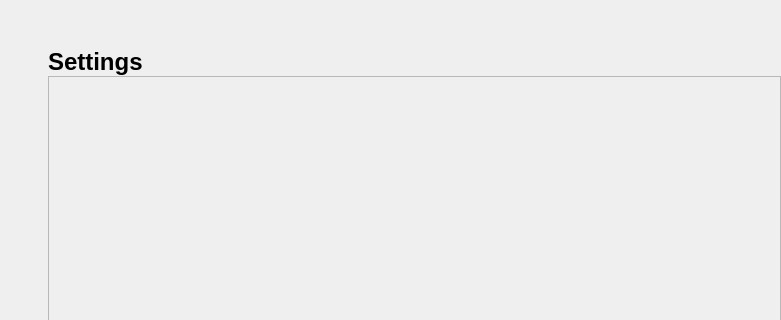
This is gui/pages/pages.ui in BrunoVieira003/SimpleTexture as Qt 5 draws it before an edit; both pictures show x 0 to 781 and y 0 to 320 of the 781 by 624 pixel window. The edited form follows.
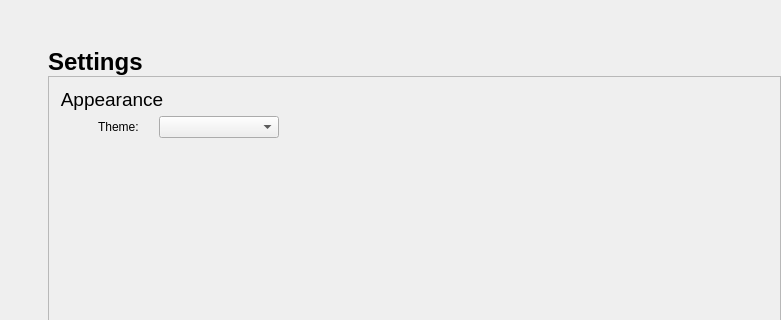
This is the edited form. The open tabs and pages were chosen to show the change.

Commit message:
Add theme picker
Theme can now be selected by the user via a ComboBox.

```diff
--- a/gui/pages/pages.ui
+++ b/gui/pages/pages.ui
@@ -115,11 +115,132 @@
        <enum>QFrame::Raised</enum>
       </property>
       <layout class="QVBoxLayout" name="verticalLayout_5">
+       <item>
+        <widget class="QGroupBox" name="appearance">
+         <property name="sizePolicy">
+          <sizepolicy hsizetype="Preferred" vsizetype="Maximum">
+           <horstretch>0</horstretch>
+           <verstretch>0</verstretch>
+          </sizepolicy>
+         </property>
+         <property name="minimumSize">
+          <size>
+           <width>0</width>
+           <height>0</height>
+          </size>
+         </property>
+         <property name="font">
+          <font>
+           <pointsize>14</pointsize>
+          </font>
+         </property>
+         <property name="styleSheet">
+          <string notr="true">QGroupBox{
+border: none;
+}</string>
+         </property>
+         <property name="title">
+          <string>Appearance</string>
+         </property>
+         <property name="alignment">
+          <set>Qt::AlignLeading|Qt::AlignLeft|Qt::AlignVCenter</set>
+         </property>
+         <property name="flat">
+          <bool>true</bool>
+         </property>
+         <layout class="QFormLayout" name="formLayout">
+          <property name="fieldGrowthPolicy">
+           <enum>QFormLayout::FieldsStayAtSizeHint</enum>
+          </property>
+          <property name="rowWrapPolicy">
+           <enum>QFormLayout::WrapLongRows</enum>
+          </property>
+          <property name="formAlignment">
+           <set>Qt::AlignLeading|Qt::AlignLeft|Qt::AlignVCenter</set>
+          </property>
+          <property name="horizontalSpacing">
+           <number>20</number>
+          </property>
+          <property name="verticalSpacing">
+           <number>20</number>
+          </property>
+          <property name="leftMargin">
+           <number>40</number>
+          </property>
+          <property name="topMargin">
+           <number>30</number>
+          </property>
+          <property name="rightMargin">
+           <number>0</number>
+          </property>
+          <property name="bottomMargin">
+           <number>0</number>
+          </property>
+          <item row="0" column="0">
+           <widget class="QLabel" name="label">
+            <property name="font">
+             <font>
+              <pointsize>9</pointsize>
+             </font>
+            </property>
+            <property name="text">
+             <string>Theme:</string>
+            </property>
+           </widget>
+          </item>
+          <item row="0" column="1">
+           <widget class="QComboBox" name="themes">
+            <property name="sizePolicy">
+             <sizepolicy hsizetype="Preferred" vsizetype="Fixed">
+              <horstretch>0</horstretch>
+              <verstretch>0</verstretch>
+             </sizepolicy>
+            </property>
+            <property name="minimumSize">
+             <size>
+              <width>120</width>
+              <height>0</height>
+             </size>
+            </property>
+            <property name="font">
+             <font>
+              <pointsize>9</pointsize>
+             </font>
+            </property>
+            <property name="styleSheet">
+             <string notr="true"/>
+            </property>
+            <property name="currentText">
+             <string/>
+            </property>
+            <property name="insertPolicy">
+             <enum>QComboBox::NoInsert</enum>
+            </property>
+            <property name="iconSize">
+             <size>
+              <width>16</width>
+              <height>16</height>
+             </size>
+            </property>
+            <property name="placeholderText">
+             <string notr="true"/>
+            </property>
+            <property name="frame">
+             <bool>true</bool>
+            </property>
+           </widget>
+          </item>
+         </layout>
+        </widget>
+       </item>
        <item>
         <spacer name="verticalSpacer_2">
          <property name="orientation">
           <enum>Qt::Vertical</enum>
          </property>
+         <property name="sizeType">
+          <enum>QSizePolicy::Expanding</enum>
+         </property>
          <property name="sizeHint" stdset="0">
           <size>
            <width>20</width>
```
Left out of the diff: 2 changed lines with no effect on the pictures. The commit also changes 2 other files.
